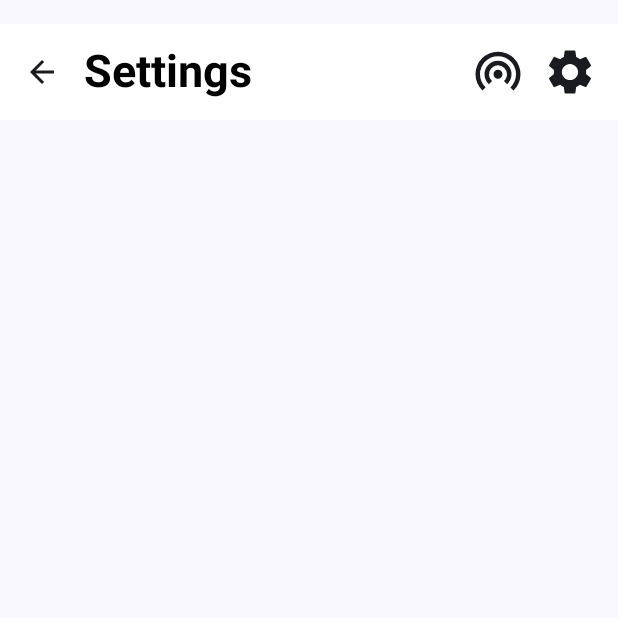
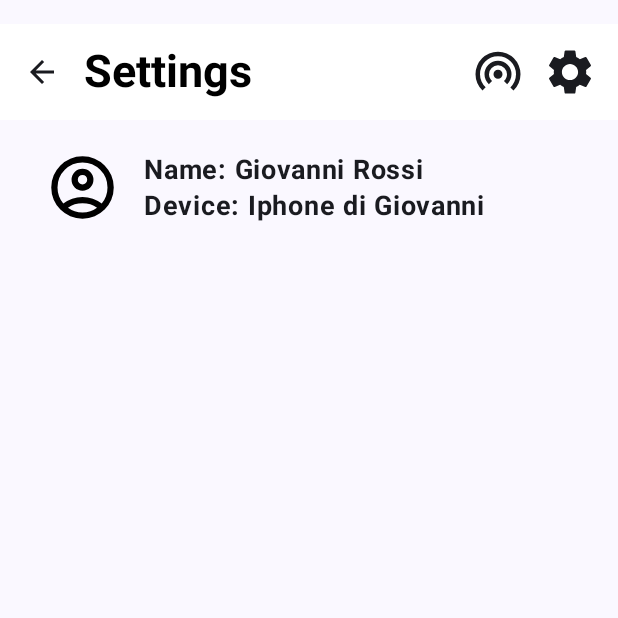
Before and after one commit to FlyDrop2p/app, an Android app built with Jetpack Compose: the SettingsScreen screen opened through its navigation route, on a phone screen of 412 x 824 dp, the top half of it. Run offline under Robolectric (Android 15) with nearby library versions, the light colour scheme and no system bars; our stand-ins replace Room's generated code; network calls fail; 3 statements that could not run were skipped.

Commit message:
added settings screen

```diff
--- a/app/src/main/java/com/flydrop2p/flydrop2p/ui/screen/settings/Settings.kt
+++ b/app/src/main/java/com/flydrop2p/flydrop2p/ui/screen/settings/Settings.kt
@@ -1,9 +1,31 @@
 package com.flydrop2p.flydrop2p.ui.screen.settings
 
 import android.annotation.SuppressLint
+import android.util.Log
+import androidx.compose.foundation.Image
+import androidx.compose.foundation.layout.Arrangement
+import androidx.compose.foundation.layout.Column
+import androidx.compose.foundation.layout.Row
+import androidx.compose.foundation.layout.Spacer
+import androidx.compose.foundation.layout.fillMaxWidth
+import androidx.compose.foundation.layout.height
+import androidx.compose.foundation.layout.padding
+import androidx.compose.foundation.layout.size
+import androidx.compose.foundation.layout.width
+import androidx.compose.foundation.shape.CircleShape
+import androidx.compose.material3.MaterialTheme
 import androidx.compose.material3.Scaffold
+import androidx.compose.material3.Text
 import androidx.compose.runtime.Composable
+import androidx.compose.ui.Alignment
 import androidx.compose.ui.Modifier
+import androidx.compose.ui.draw.clip
+import androidx.compose.ui.graphics.Color
+import androidx.compose.ui.graphics.ColorFilter
+import androidx.compose.ui.res.painterResource
+import androidx.compose.ui.text.font.FontWeight
+import androidx.compose.ui.unit.dp
+import androidx.compose.ui.unit.sp
 import androidx.navigation.NavHostController
 import com.flydrop2p.flydrop2p.FlyDropTopAppBar
 import com.flydrop2p.flydrop2p.R
@@ -38,5 +60,45 @@ fun SettingsScreen(
         },
     ) {
 
+        Log.d("SettingsScreen", "SettingsScreen")
+
+        Column(
+            modifier = Modifier
+                .fillMaxWidth()
+                .padding(30.dp),
+            verticalArrangement = Arrangement.spacedBy(20.dp)
+        ) {
+            Spacer(modifier = Modifier.height(50.dp))
+
+            Row(
+                verticalAlignment = Alignment.CenterVertically,
+                modifier = Modifier.fillMaxWidth()
+            ) {
+
+                Image(
+                    painter = painterResource(id = R.drawable.account_circle_24px),
+                    colorFilter = ColorFilter.tint(Color.Black),
+                    contentDescription = null,
+                    modifier = Modifier
+                        .size(50.dp)
+                        .clip(CircleShape)
+                )
+
+                Spacer(modifier = Modifier.width(16.dp))
+
+                Column {
+                    Text(
+                        text = "Name: ${settingsViewModel.userName.value}",
+                        fontSize = 18.sp,
+                        fontWeight = FontWeight.Bold
+                    )
+                    Text(
+                        text = "Device: ${settingsViewModel.deviceName.value}",
+                        fontSize = 18.sp,
+                        fontWeight = FontWeight.Bold
+                    )
+                }
+            }
+        }
     }
 }
--- a/app/src/main/java/com/flydrop2p/flydrop2p/ui/screen/settings/SettingsViewModel.kt
+++ b/app/src/main/java/com/flydrop2p/flydrop2p/ui/screen/settings/SettingsViewModel.kt
@@ -1,7 +1,15 @@
 package com.flydrop2p.flydrop2p.ui.screen.settings
 
+import androidx.compose.runtime.mutableStateOf
 import androidx.lifecycle.ViewModel
 
 class SettingsViewModel : ViewModel() {
+    private val _userName = mutableStateOf("Giovanni Rossi")
+    val userName = _userName
 
+    private val _deviceName = mutableStateOf("Iphone di Giovanni")
+    val deviceName = _deviceName
+
+    private val _profilePicture = mutableStateOf("URL o risorsa per l'immagine di profilo")
+    val profilePicture = _profilePicture
 }
```
